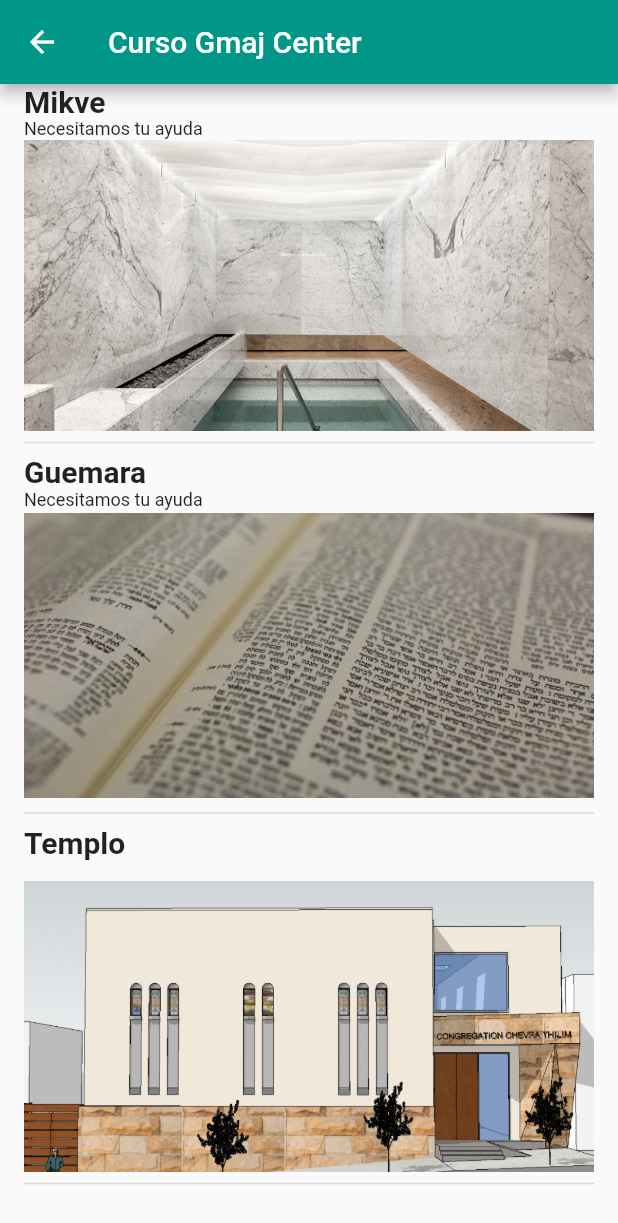
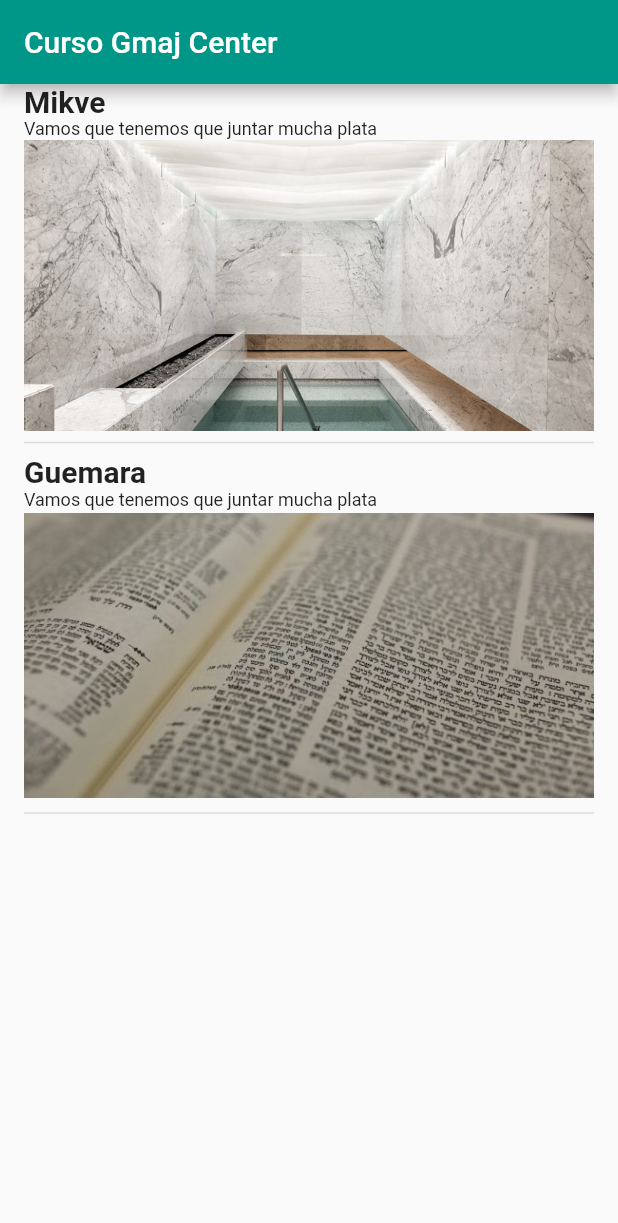
Before and after one commit to krupikivan/proyecto_final, a Flutter app: the PantallaPrincipal screen opened directly, on a phone screen of 412 x 824 dp. Shown: the top 1223 px of the screen. Run offline on Flutter 3.47's test engine with Material 2 defaults, Android fonts, the phone set to English and light mode, and no system bars.

Commit message:
agrega clase causa

```diff
--- a/lib/causa.dart
+++ /dev/null
@@ -1,40 +0,0 @@
-import 'package:flutter/material.dart';
-
-class Causa extends StatelessWidget {
-  Causa({this.titulo, this.descripcion = '', this.urlImagen});
-
-  String titulo;
-  String descripcion;
-  String urlImagen;
-
-  @override
-  Widget build(BuildContext context) {
-    return Column(
-      crossAxisAlignment: CrossAxisAlignment.stretch,
-      children: [
-        Text(
-          titulo,
-          style: TextStyle(
-            fontSize: 20,
-            fontWeight: FontWeight.w700,
-          ),
-        ),
-        Text(
-          descripcion,
-          style: TextStyle(
-            fontSize: 12,
-            fontWeight: FontWeight.w400,
-          ),
-        ),
-        Image.asset(
-          urlImagen,
-          height: 194,
-          fit: BoxFit.fitWidth,
-        ),
-        Divider(
-          thickness: 1,
-        ),
-      ],
-    );
-  }
-}
--- /dev/null
+++ b/lib/causa_widget.dart
@@ -0,0 +1,54 @@
+import 'package:flutter/material.dart';
+import 'package:proyecto_final/clases/causa.dart';
+import 'package:proyecto_final/pantalla_detalle_causa.dart';
+import 'package:proyecto_final/pantalla_principal.dart';
+
+class CausaWidget extends StatelessWidget {
+  CausaWidget({this.titulo, this.descripcion = '', this.urlImagen, this.causa});
+
+  final String titulo;
+  final String descripcion;
+  final String urlImagen;
+  final Causa causa;
+
+  @override
+  Widget build(BuildContext context) {
+    return GestureDetector(
+      onTap: () => Navigator.push(
+        context,
+        MaterialPageRoute(
+          builder: (context) => PantallaDetalleCausa(
+            causa: causa,
+          ),
+        ),
+      ),
+      child: Column(
+        crossAxisAlignment: CrossAxisAlignment.stretch,
+        children: [
+          Text(
+            titulo,
+            style: TextStyle(
+              fontSize: 20,
+              fontWeight: FontWeight.w700,
+            ),
+          ),
+          Text(
+            descripcion,
+            style: TextStyle(
+              fontSize: 12,
+              fontWeight: FontWeight.w400,
+            ),
+          ),
+          Image.asset(
+            urlImagen,
+            height: 194,
+            fit: BoxFit.fitWidth,
+          ),
+          Divider(
+            thickness: 1,
+          ),
+        ],
+      ),
+    );
+  }
+}
--- /dev/null
+++ b/lib/clases/causa.dart
@@ -0,0 +1,65 @@
+import 'dart:math';
+
+class Causa {
+  const Causa({
+    this.urlImagenes,
+    this.objetivo,
+    this.urlImagenRespaldo,
+    this.respaldo,
+    this.numeroTelefono,
+    this.titulo,
+    this.subtitulo,
+    this.urlImagen,
+    this.descripcion,
+  });
+
+  final String titulo;
+  final String subtitulo;
+  final String urlImagen;
+
+  final String descripcion;
+  final List<String> urlImagenes;
+  final String objetivo;
+  final String urlImagenRespaldo;
+  final String respaldo;
+  final int numeroTelefono;
+}
+
+const List<Causa> listadoCausas = [
+  Causa(
+    titulo: 'Mikve',
+    subtitulo: 'Necesitamos tu ayuda',
+    urlImagen: 'assets/imagenes/mikve.jpg',
+    descripcion: 'Vamos que tenemos que juntar mucha plata',
+    objetivo: 'Recaudar 1000 dolares',
+    respaldo: 'Respaldado por grandes rabinos',
+    urlImagenRespaldo: 'assets/imagenes/baal_shem_tov.jpg',
+    numeroTelefono: 123123123,
+    urlImagenes: [
+      'assets/imagenes/mikve.jpg',
+      'assets/imagenes/mikve_1.jpg',
+      'assets/imagenes/mikve_2.jpg',
+      'assets/imagenes/mikve_3.jpg',
+      'assets/imagenes/mikve_4.jpg',
+      'assets/imagenes/mikve.jpg',
+    ],
+  ),
+  Causa(
+    titulo: 'Guemara',
+    subtitulo: 'Necesitamos tu ayuda',
+    urlImagen: 'assets/imagenes/guemara.jpg',
+    descripcion: 'Vamos que tenemos que juntar mucha plata',
+    objetivo: 'Recaudar 1000 dolares',
+    respaldo: 'Respaldado por grandes rabinos',
+    urlImagenRespaldo: 'assets/imagenes/baal_shem_tov.jpg',
+    numeroTelefono: 123123123,
+    urlImagenes: [
+      'assets/imagenes/mikve.jpg',
+      'assets/imagenes/mikve_1.jpg',
+      'assets/imagenes/mikve_2.jpg',
+      'assets/imagenes/mikve_3.jpg',
+      'assets/imagenes/mikve_4.jpg',
+      'assets/imagenes/mikve.jpg',
+    ],
+  ),
+];
--- a/lib/main.dart
+++ b/lib/main.dart
@@ -1,5 +1,5 @@
 import 'package:flutter/material.dart';
-import 'package:proyecto_final/pantalla_detalle_causa.dart';
+import 'package:proyecto_final/pantalla_principal.dart';
 
 void main() {
   runApp(MyApp());
@@ -15,7 +15,7 @@ class MyApp extends StatelessWidget {
         primarySwatch: Colors.teal,
         visualDensity: VisualDensity.adaptivePlatformDensity,
       ),
-      home: PantallaDetalleCausa(),
+      home: PantallaPrincipal(),
     );
   }
 }
--- a/lib/pantalla_detalle_causa.dart
+++ b/lib/pantalla_detalle_causa.dart
@@ -1,18 +1,26 @@
 import 'package:flutter/material.dart';
+import 'package:proyecto_final/clases/causa.dart';
 import 'package:proyecto_final/widgets/boton_de_accion.dart';
 import 'package:proyecto_final/widgets/imagenes_en_carrusel.dart';
 import 'package:proyecto_final/widgets/item_detalle.dart';
 import 'package:proyecto_final/widgets/respaldo.dart';
 
 class PantallaDetalleCausa extends StatelessWidget {
+  const PantallaDetalleCausa({Key key, this.causa}) : super(key: key);
+
+  final Causa causa;
+
   @override
   Widget build(BuildContext context) => Scaffold(
         appBar: AppBar(
-          title: Text('Construimos una mikve'),
+          title: Text(causa.titulo),
+          centerTitle: true,
         ),
         body: Stack(
           children: [
-            Descripcion(),
+            Descripcion(
+              causa: causa,
+            ),
             BotonDeAccion(),
           ],
         ),
@@ -22,36 +30,39 @@ class PantallaDetalleCausa extends StatelessWidget {
 class Descripcion extends StatelessWidget {
   const Descripcion({
     Key key,
+    this.causa,
   }) : super(key: key);
 
+  final Causa causa;
   @override
   Widget build(BuildContext context) {
     return ListView(
       children: [
         Image.asset(
-          'assets/imagenes/mikve.jpg',
+          causa.urlImagen,
           height: 210,
           fit: BoxFit.cover,
         ),
         ItemDetalle(
           titulo: 'Descripcion',
-          descripcion:
-              'Con la ayuda de Bore Olam estamos juntando materiales para la construcción de la primer mikve en la zona norte, y para eso necesitamos tu ayuda. El proyecto ya tiene sus planos y esta apoyado por el gran rabino de la comunidad.',
+          descripcion: causa.descripcion,
         ),
         CarruselImagenes(),
         ItemDetalle(
           titulo: 'Objetivo',
-          descripcion:
-              'Necesitamos conseguir U\$D 50.000 en los próximos 100 días para solventar los gastos de la construcción. para esto un donante duplicara el monto de las donaciones que se realicen. ',
+          descripcion: causa.objetivo,
         ),
         Padding(
           padding: const EdgeInsets.symmetric(horizontal: 16.0),
           child: Divider(),
         ),
-        Respaldo(),
+        Respaldo(
+          imagen: causa.urlImagen,
+          texto: causa.respaldo,
+        ),
         SizedBox(
           height: MediaQuery.of(context).padding.bottom + 30,
-        )
+        ),
       ],
     );
   }
--- a/lib/pantalla_principal.dart
+++ b/lib/pantalla_principal.dart
@@ -1,5 +1,6 @@
 import 'package:flutter/material.dart';
-import 'package:proyecto_final/causa.dart';
+import 'package:proyecto_final/causa_widget.dart';
+import 'package:proyecto_final/clases/causa.dart';
 
 class PantallaPrincipal extends StatelessWidget {
   @override
@@ -13,23 +14,30 @@ class PantallaPrincipal extends StatelessWidget {
       ),
       body: Padding(
         padding: const EdgeInsets.symmetric(horizontal: 16),
-        child: ListView(
-          children: [
-            Causa(
-              descripcion: 'Necesitamos tu ayuda',
-              titulo: 'Mikve',
-              urlImagen: 'assets/imagenes/mikve.jpg',
-            ),
-            Causa(
-              titulo: 'Guemara',
-              descripcion: 'Necesitamos tu ayuda',
-              urlImagen: 'assets/imagenes/guemara.jpg',
-            ),
-            Causa(
-              titulo: 'Templo',
-              urlImagen: 'assets/imagenes/templo.png',
-            ),
-          ],
+        child: ListView.builder(
+          itemBuilder: (context, index) => CausaWidget(
+            titulo: listadoCausas[index].titulo,
+            descripcion: listadoCausas[index].descripcion,
+            urlImagen: listadoCausas[index].urlImagen,
+            causa: listadoCausas[index],
+          ),
+          itemCount: listadoCausas.length,
+          // children: [
+          // CausaWidget(
+          //   descripcion: 'Necesitamos tu ayuda',
+          //   titulo: 'Mikve',
+          //   urlImagen: 'assets/imagenes/mikve.jpg',
+          // ),
+          // CausaWidget(
+          //   titulo: 'Guemara',
+          //   descripcion: 'Necesitamos tu ayuda',
+          //   urlImagen: 'assets/imagenes/guemara.jpg',
+          // ),
+          // CausaWidget(
+          //   titulo: 'Templo',
+          //   urlImagen: 'assets/imagenes/templo.png',
+          // ),
+          // ],
         ),
       ),
     );
--- a/lib/widgets/respaldo.dart
+++ b/lib/widgets/respaldo.dart
@@ -3,8 +3,12 @@ import 'package:flutter/material.dart';
 class Respaldo extends StatelessWidget {
   const Respaldo({
     Key key,
+    this.imagen,
+    this.texto,
   }) : super(key: key);
 
+  final String imagen;
+  final String texto;
   @override
   Widget build(BuildContext context) {
     return Padding(
@@ -12,7 +16,7 @@ class Respaldo extends StatelessWidget {
       child: Row(
         children: [
           CircleAvatar(
-            backgroundImage: AssetImage('assets/imagenes/baal_shem_tov.jpg'),
+            backgroundImage: AssetImage(imagen),
             radius: 30,
           ),
           SizedBox(width: 8),
@@ -29,7 +33,7 @@ class Respaldo extends StatelessWidget {
                 ),
                 SizedBox(height: 10),
                 Text(
-                  'Esta causa esta respaldada por el gran rab de la comunidad',
+                  texto,
                   style: Theme.of(context)
                       .textTheme
                       .bodyText1
```
Also changed, not shown: 10 other files.
